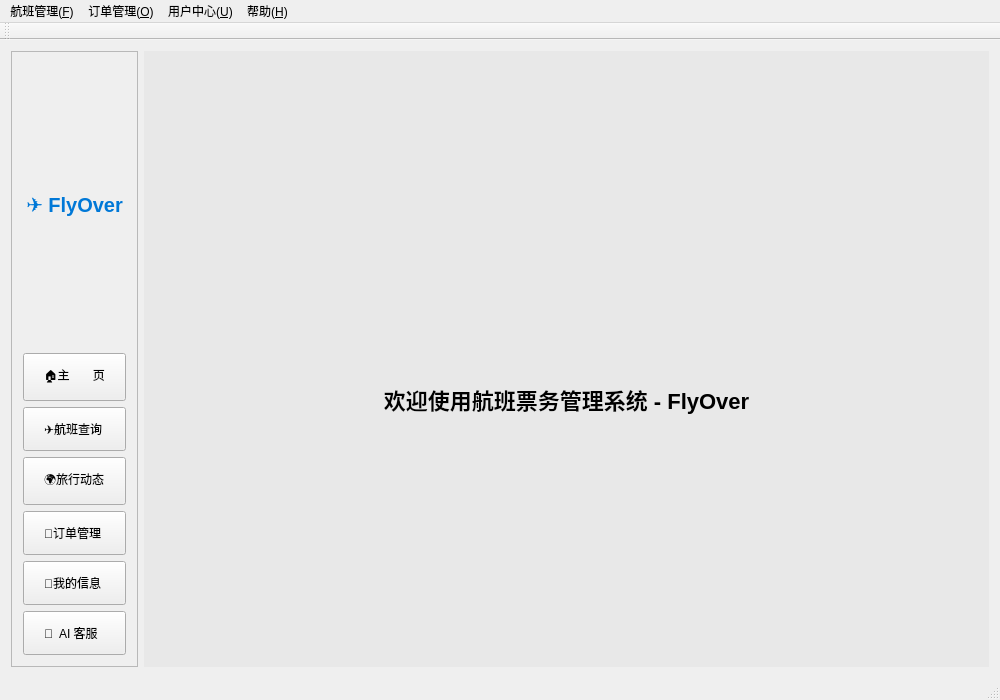
First picture: the form in mainwindow.ui, repository sheldonshi115/Flight_Tickets_System-FlyOver-, before the edit.
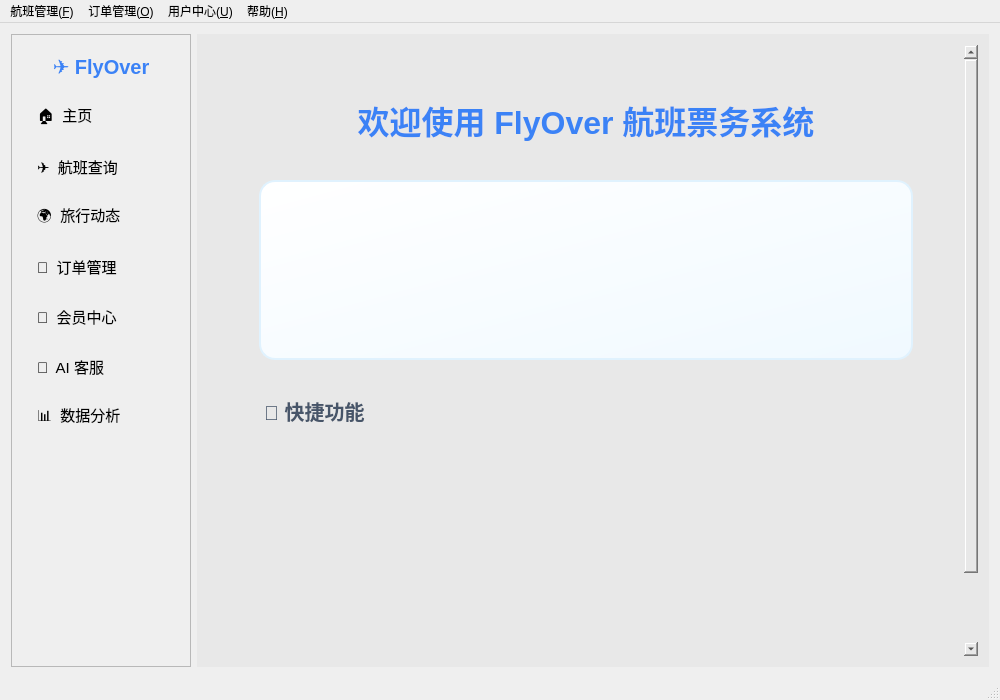
Second picture: the form after the edit.

Diff of the .ui file:
```diff
--- a/mainwindow.ui
+++ b/mainwindow.ui
@@ -17,14 +17,41 @@
    <layout class="QHBoxLayout" name="mainLayout">
     <item>
      <widget class="QFrame" name="sideBar">
+      <property name="minimumSize">
+       <size>
+        <width>180</width>
+        <height>0</height>
+       </size>
+      </property>
+      <property name="maximumSize">
+       <size>
+        <width>180</width>
+        <height>16777215</height>
+       </size>
+      </property>
       <property name="frameShape">
        <enum>QFrame::Shape::StyledPanel</enum>
       </property>
       <layout class="QVBoxLayout" name="sideLayout">
+       <property name="spacing">
+        <number>5</number>
+       </property>
+       <property name="leftMargin">
+        <number>5</number>
+       </property>
+       <property name="topMargin">
+        <number>10</number>
+       </property>
+       <property name="rightMargin">
+        <number>5</number>
+       </property>
+       <property name="bottomMargin">
+        <number>10</number>
+       </property>
        <item>
         <widget class="QLabel" name="logoLabel">
          <property name="styleSheet">
-          <string notr="true">font-size: 20px; font-weight: bold; color: #0078d7; margin: 20px 0;</string>
+          <string notr="true">font-size: 20px; font-weight: bold; margin: 10px 0; color: #3B82F6;</string>
          </property>
          <property name="text">
           <string>✈️ FlyOver</string>
@@ -36,64 +63,129 @@
        </item>
        <item>
         <widget class="QPushButton" name="btnHome">
+         <property name="minimumSize">
+          <size>
+           <width>0</width>
+           <height>45</height>
+          </size>
+         </property>
          <property name="styleSheet">
-          <string notr="true">text-align: left; padding: 12px 20px;</string>
+          <string notr="true">font-size: 15px; border-radius: 8px; text-align: left; padding-left: 20px;</string>
          </property>
          <property name="text">
-          <string>🏠主       页</string>
+          <string>🏠  主页</string>
          </property>
         </widget>
        </item>
        <item>
         <widget class="QPushButton" name="btnFlightQuery">
+         <property name="minimumSize">
+          <size>
+           <width>0</width>
+           <height>45</height>
+          </size>
+         </property>
          <property name="styleSheet">
-          <string notr="true">text-align: left; padding: 12px 20px;</string>
+          <string notr="true">font-size: 15px; border-radius: 8px; text-align: left; padding-left: 20px;</string>
          </property>
          <property name="text">
-          <string>✈️航班查询</string>
+          <string>✈️  航班查询</string>
          </property>
         </widget>
        </item>
        <item>
         <widget class="QPushButton" name="travelbutton">
+         <property name="minimumSize">
+          <size>
+           <width>0</width>
+           <height>45</height>
+          </size>
+         </property>
          <property name="styleSheet">
-          <string notr="true">text-align: left; padding: 12px 20px;</string>
+          <string notr="true">font-size: 15px; border-radius: 8px; text-align: left; padding-left: 20px;</string>
          </property>
          <property name="text">
-          <string>🌍旅行动态</string>
+          <string>🌍  旅行动态</string>
          </property>
         </widget>
        </item>
        <item>
         <widget class="QPushButton" name="btnOrders">
+         <property name="minimumSize">
+          <size>
+           <width>0</width>
+           <height>45</height>
+          </size>
+         </property>
          <property name="styleSheet">
-          <string notr="true">text-align: left; padding: 12px 20px;</string>
+          <string notr="true">font-size: 15px; border-radius: 8px; text-align: left; padding-left: 20px;</string>
          </property>
          <property name="text">
-          <string>🧾订单管理</string>
+          <string>🧾  订单管理</string>
          </property>
         </widget>
        </item>
        <item>
         <widget class="QPushButton" name="btnProfile">
+         <property name="minimumSize">
+          <size>
+           <width>0</width>
+           <height>45</height>
+          </size>
+         </property>
          <property name="styleSheet">
-          <string notr="true">text-align: left; padding: 12px 20px;</string>
+          <string notr="true">font-size: 15px; border-radius: 8px; text-align: left; padding-left: 20px;</string>
          </property>
          <property name="text">
-          <string>👤我的信息</string>
+          <string>🌟  会员中心</string>
          </property>
         </widget>
        </item>
        <item>
         <widget class="QPushButton" name="btnAIService">
+         <property name="minimumSize">
+          <size>
+           <width>0</width>
+           <height>45</height>
+          </size>
+         </property>
          <property name="styleSheet">
-          <string notr="true">text-align: left; padding: 12px 20px;</string>
+          <string notr="true">font-size: 15px; border-radius: 8px; text-align: left; padding-left: 20px;</string>
          </property>
          <property name="text">
           <string>💬  AI 客服</string>
          </property>
         </widget>
        </item>
+       <item>
+        <widget class="QPushButton" name="btnDataAnalytics">
+         <property name="minimumSize">
+          <size>
+           <width>0</width>
+           <height>45</height>
+          </size>
+         </property>
+         <property name="styleSheet">
+          <string notr="true">font-size: 15px; border-radius: 8px; text-align: left; padding-left: 20px;</string>
+         </property>
+         <property name="text">
+          <string>📊  数据分析</string>
+         </property>
+        </widget>
+       </item>
+       <item>
+        <spacer name="verticalSpacer">
+         <property name="orientation">
+          <enum>Qt::Orientation::Vertical</enum>
+         </property>
+         <property name="sizeHint" stdset="0">
+          <size>
+           <width>20</width>
+           <height>40</height>
+          </size>
+         </property>
+        </spacer>
+       </item>
       </layout>
      </widget>
     </item>
@@ -105,16 +197,115 @@
       <widget class="QWidget" name="pageHome">
        <layout class="QVBoxLayout" name="homeLayout">
         <item>
-         <widget class="QLabel" name="labelWelcome">
+         <widget class="QScrollArea" name="homeScrollArea">
           <property name="styleSheet">
-           <string notr="true">font-size: 22px; font-weight: bold; margin-top: 80px;</string>
+           <string notr="true">QScrollArea { border: none; background: transparent; }</string>
           </property>
-          <property name="text">
-           <string>欢迎使用航班票务管理系统 - FlyOver</string>
+          <property name="widgetResizable">
+           <bool>true</bool>
           </property>
-          <property name="alignment">
-           <set>Qt::AlignmentFlag::AlignCenter</set>
-          </property>
+          <widget class="QWidget" name="homeScrollContent">
+           <property name="geometry">
+            <rect>
+             <x>0</x>
+             <y>0</y>
+             <width>784</width>
+             <height>659</height>
+            </rect>
+           </property>
+           <layout class="QVBoxLayout" name="homeContentLayout">
+            <item>
+             <widget class="QLabel" name="labelWelcome">
+              <property name="styleSheet">
+               <string notr="true">font-size: 32px; font-weight: bold; margin: 40px 0 20px 0; color: #3B82F6;</string>
+              </property>
+              <property name="text">
+               <string>欢迎使用 FlyOver 航班票务系统</string>
+              </property>
+              <property name="alignment">
+               <set>Qt::AlignmentFlag::AlignCenter</set>
+              </property>
+             </widget>
+            </item>
+            <item>
+             <widget class="QFrame" name="memberInfoCard">
+              <property name="minimumSize">
+               <size>
+                <width>0</width>
+                <height>200</height>
+               </size>
+              </property>
+              <property name="styleSheet">
+               <string notr="true">QFrame#memberInfoCard { 
+                 background: qlineargradient(x1:0, y1:0, x2:1, y2:1, stop:0 #FFFFFF, stop:1 #F0F9FF);
+                 border: 2px solid #E0F2FE;
+                 border-radius: 16px;
+                 margin: 10px 40px;
+               }</string>
+              </property>
+              <property name="frameShape">
+               <enum>QFrame::Shape::StyledPanel</enum>
+              </property>
+             </widget>
+            </item>
+            <item>
+             <widget class="QLabel" name="labelQuickActions">
+              <property name="styleSheet">
+               <string notr="true">font-size: 20px; font-weight: bold; margin: 20px 40px 10px 40px; color: #475569;</string>
+              </property>
+              <property name="text">
+               <string>🚀 快捷功能</string>
+              </property>
+             </widget>
+            </item>
+            <item>
+             <widget class="QFrame" name="quickActionsFrame">
+              <property name="minimumSize">
+               <size>
+                <width>0</width>
+                <height>120</height>
+               </size>
+              </property>
+              <property name="styleSheet">
+               <string notr="true">QFrame { background: transparent; }</string>
+              </property>
+             </widget>
+            </item>
+            <item>
+             <widget class="QLabel" name="labelStatistics">
+              <property name="styleSheet">
+               <string notr="true">font-size: 20px; font-weight: bold; margin: 20px 40px 10px 40px; color: #475569;</string>
+              </property>
+             </widget>
+            </item>
+            <item>
+             <widget class="QFrame" name="statisticsFrame">
+              <property name="minimumSize">
+               <size>
+                <width>0</width>
+                <height>100</height>
+               </size>
+              </property>
+              <property name="styleSheet">
+               <string notr="true">QFrame { background: transparent; }</string>
+              </property>
+             </widget>
+            </item>
+            <item>
+             <spacer name="homeBottomSpacer">
+              <property name="orientation">
+               <enum>Qt::Orientation::Vertical</enum>
+              </property>
+              <property name="sizeHint" stdset="0">
+               <size>
+                <width>20</width>
+                <height>40</height>
+               </size>
+              </property>
+             </spacer>
+            </item>
+           </layout>
+          </widget>
          </widget>
         </item>
        </layout>
@@ -207,14 +398,6 @@
    <addaction name="menuUser"/>
    <addaction name="menuHelp"/>
   </widget>
-  <widget class="QToolBar" name="mainToolBar">
-   <attribute name="toolBarArea">
-    <enum>TopToolBarArea</enum>
-   </attribute>
-   <attribute name="toolBarBreak">
-    <bool>false</bool>
-   </attribute>
-  </widget>
   <widget class="QStatusBar" name="statusBar"/>
   <action name="actionFlightManager">
    <property name="text">
```
Left out of the diff: 3 changed lines with no effect on the pictures.
